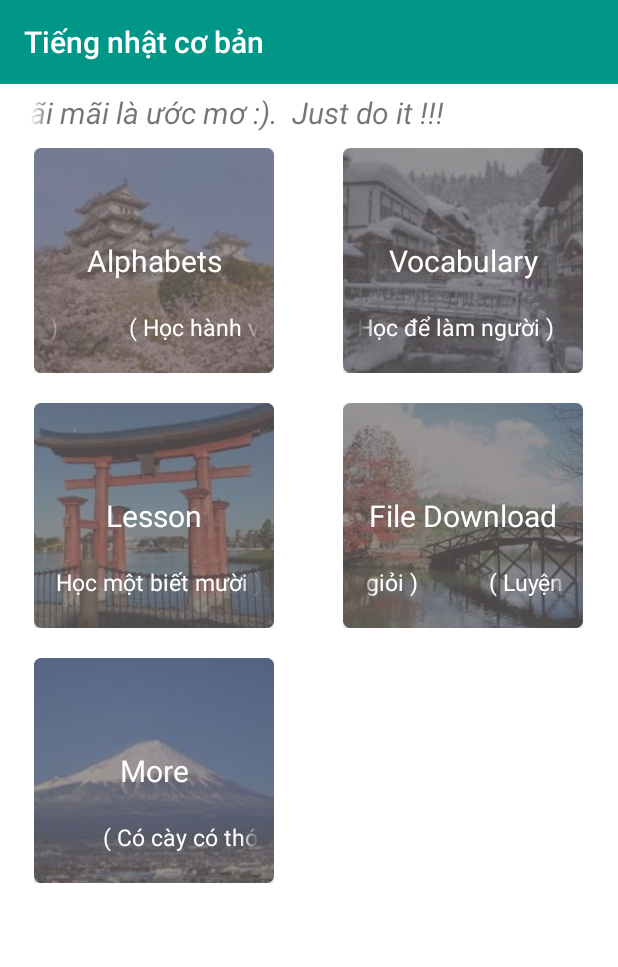
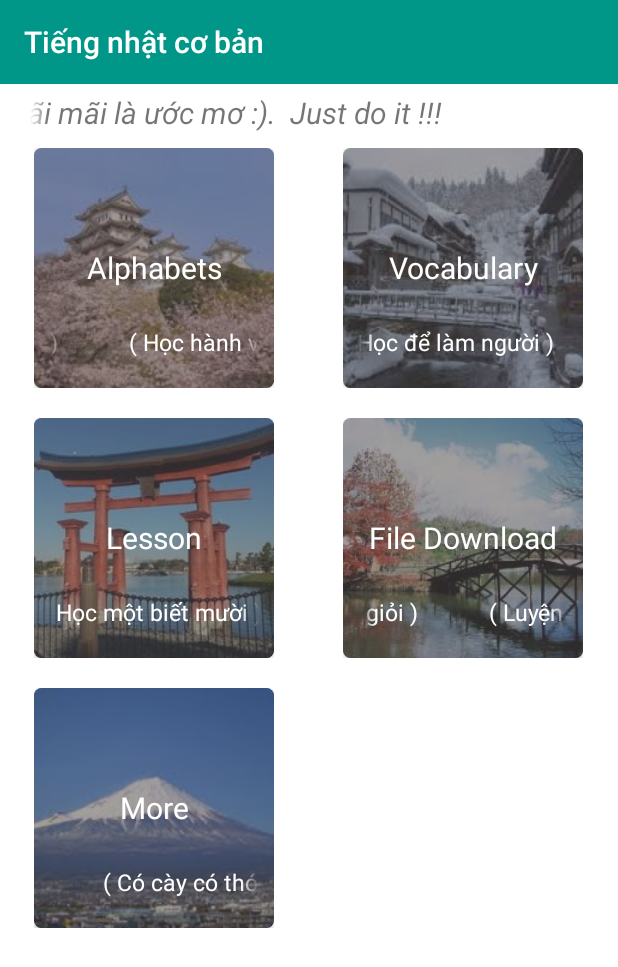
Before and after one commit to TieuHoanToLy96/GETDATA, an Android app: the screen it shows after launch (MainActivity), on a phone screen of 412 x 824 dp. Shown: the top 967 px of the screen. Run offline under Robolectric (Android 15) with nearby library versions, the light colour scheme and no system bars.

Commit message:
custom tag

```diff
--- a/app/src/main/java/view/TagFragment2.java
+++ b/app/src/main/java/view/TagFragment2.java
@@ -11,6 +11,7 @@ import android.view.LayoutInflater;
 import android.view.View;
 import android.view.ViewGroup;
 import android.widget.ImageView;
+import android.widget.TextView;
 
 import com.example.tieuhoan.getdata.R;
 
@@ -30,7 +31,9 @@ public class TagFragment2 extends Fragment implements TagAdapter.OnClickItemTag
     private Context context;
     private ArrayList<Tag> tags;
     private Tag tag;
-    private ArrayList<Fragment> fragments;
+    private ArrayList<Fragment> fragments ;
+
+    private TextView tvJustDoIt;
 
 
     @Override
@@ -82,6 +85,8 @@ public class TagFragment2 extends Fragment implements TagAdapter.OnClickItemTag
 
     private void bindView(View view) {
         recycleViewTag = (RecyclerView) view.findViewById(R.id.recycleViewTag);
+        tvJustDoIt = (TextView) view.findViewById(R.id.tvJustDoIt);
+        tvJustDoIt.setSelected(true);
         tagAdapter = new TagAdapter(tags, context);
         recycleViewTag.setLayoutManager(new GridLayoutManager(context, 2));
         recycleViewTag.setAdapter(tagAdapter);
--- a/app/src/main/res/layout/item_tag.xml
+++ b/app/src/main/res/layout/item_tag.xml
@@ -9,7 +9,7 @@
 
     <LinearLayout
         android:layout_width="180dp"
-        android:layout_height="170dp"
+        android:layout_height="180dp"
         android:gravity="center_horizontal"
         android:padding="10dp">
 
@@ -35,7 +35,7 @@
                     android:layout_width="match_parent"
                     android:layout_height="match_parent"
                     android:layout_centerInParent="true"
-                    android:background="#af6e6767"
+                    android:background="#89544e4e"
                     android:gravity="center"
                     android:text="Vocabulary"
                     android:textColor="#ffffff"
--- a/app/src/main/res/layout/tag_fragment2.xml
+++ b/app/src/main/res/layout/tag_fragment2.xml
@@ -5,6 +5,7 @@
     android:orientation="vertical">
 
     <TextView
+        android:id="@+id/tvJustDoIt"
         android:layout_width="match_parent"
         android:layout_height="wrap_content"
         android:ellipsize="marquee"
```
